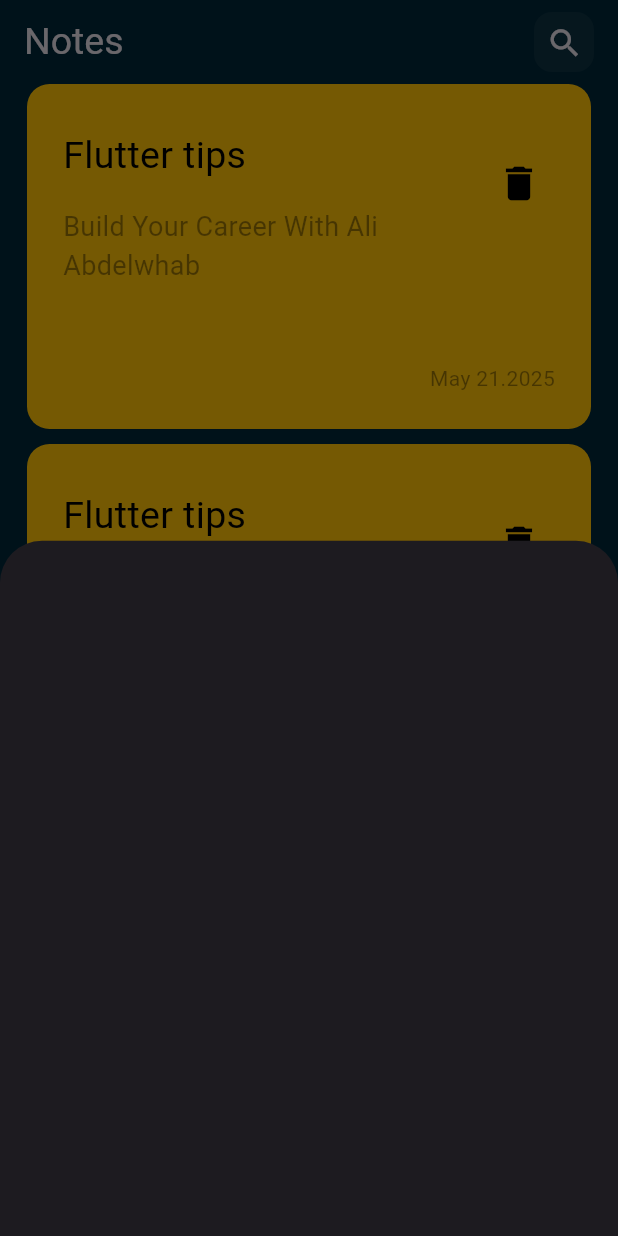
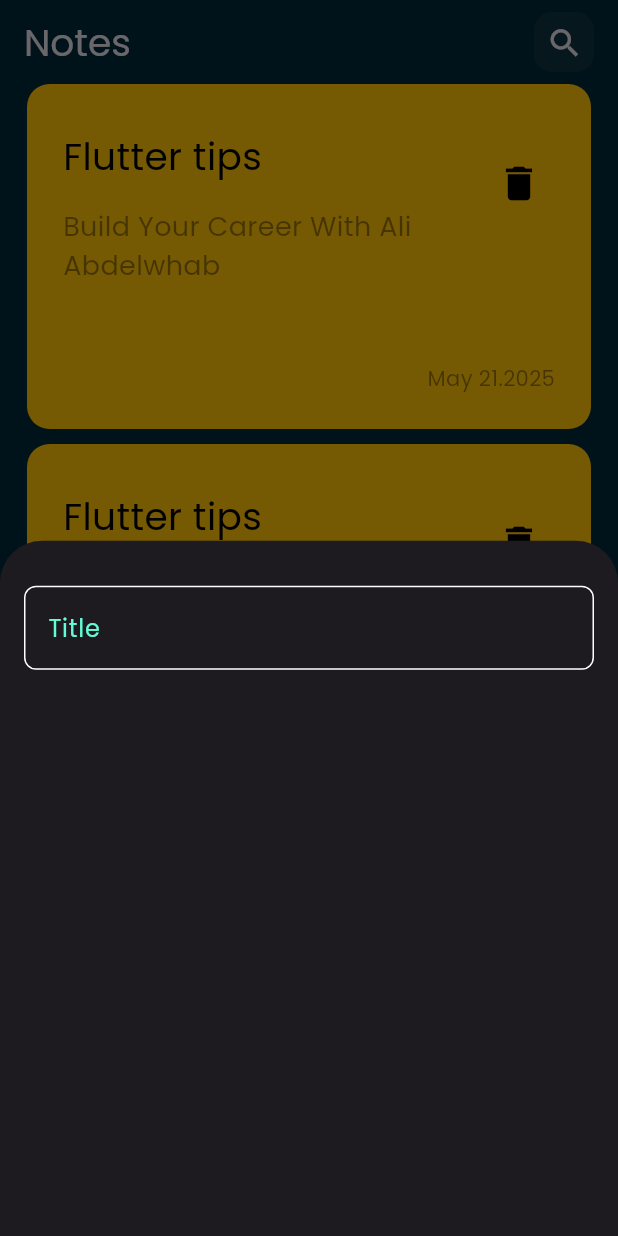
Before and after one commit to 3bowhab/Flutter_Apps, a Flutter app: the screen it shows after launch, after a tap on the "add" icon, on a phone screen of 412 x 824 dp. Run offline on Flutter 3.47's test engine with Material 3 defaults, Android fonts, the phone set to English and light mode, and no system bars.

Commit message:
text field and main font

```diff
--- /dev/null
+++ b/notes_app/lib/constants.dart
@@ -0,0 +1,4 @@
+import 'package:flutter/material.dart';
+
+final mainColor = Color(0xff62FCD7);
+final mainFont = 'Poppins';
--- /dev/null
+++ b/notes_app/lib/views/widgets/buttom_sheet.dart
@@ -0,0 +1,19 @@
+import 'package:flutter/material.dart';
+import 'package:notes_app/views/widgets/custom_text_feild.dart';
+
+class ButtomSheet extends StatelessWidget {
+  const ButtomSheet({super.key});
+
+  @override
+  Widget build(BuildContext context) {
+    return Padding(
+      padding: const EdgeInsets.symmetric(horizontal: 16),
+      child: Column(
+        children: [
+          SizedBox(height: 30),
+          CustomTextField(),
+        ],
+      ),
+    );
+  }
+}
--- a/notes_app/lib/views/widgets/custom_app_bar.dart
+++ b/notes_app/lib/views/widgets/custom_app_bar.dart
@@ -1,4 +1,5 @@
 import 'package:flutter/material.dart';
+import 'package:notes_app/constants.dart';
 
 class CustomAppBar extends StatelessWidget implements PreferredSizeWidget {
   const CustomAppBar({super.key});
@@ -11,7 +12,7 @@ class CustomAppBar extends StatelessWidget implements PreferredSizeWidget {
     return AppBar(
       title: Row(
         children: [
-          Text('Notes', style: TextStyle(fontSize: 25)),
+          Text('Notes', style: TextStyle(fontSize: 25, fontFamily: mainFont)),
           Spacer(),
           Container(
             height: 40,
--- a/notes_app/lib/views/widgets/custom_note_card.dart
+++ b/notes_app/lib/views/widgets/custom_note_card.dart
@@ -1,4 +1,5 @@
 import 'package:flutter/material.dart';
+import 'package:notes_app/constants.dart';
 
 class CustomNoteCard extends StatelessWidget {
   const CustomNoteCard({super.key});
@@ -22,7 +23,7 @@ class CustomNoteCard extends StatelessWidget {
               children: [
                 Text(
                   "Flutter tips",
-                  style: TextStyle(color: Colors.black, fontSize: 25),
+                  style: TextStyle(color: Colors.black, fontSize: 25, fontFamily: mainFont),
                 ),
                 Spacer(),
                 Transform.translate(
@@ -45,6 +46,7 @@ class CustomNoteCard extends StatelessWidget {
                 style: TextStyle(
                   color: Colors.black.withValues(alpha: .4),
                   fontSize: 18,
+                  fontFamily: mainFont
                 ),
               ),
             ),
@@ -54,7 +56,7 @@ class CustomNoteCard extends StatelessWidget {
                 Spacer(),
                 Text(
                   'May 21.2025',
-                  style: TextStyle(color: Colors.black.withValues(alpha: .4)),
+                  style: TextStyle(color: Colors.black.withValues(alpha: .4), fontFamily: mainFont),
                 ),
               ],
             ),
--- /dev/null
+++ b/notes_app/lib/views/widgets/custom_text_feild.dart
@@ -0,0 +1,27 @@
+import 'package:flutter/material.dart';
+import 'package:notes_app/constants.dart';
+
+class CustomTextField extends StatelessWidget {
+  const CustomTextField({super.key});
+
+  @override
+  Widget build(BuildContext context) {
+    return TextField(
+      cursorColor: mainColor,
+      decoration: InputDecoration(
+        hintText: 'Title',
+        hintStyle: TextStyle(color: mainColor, fontFamily: mainFont),
+        border: feildBorder(),
+        enabledBorder: feildBorder(),
+        focusedBorder: feildBorder(mainColor),
+      ),
+    );
+  }
+
+  OutlineInputBorder feildBorder([color]) {
+    return OutlineInputBorder(
+        borderRadius: BorderRadius.circular(8),
+        borderSide: BorderSide(color: color ?? Colors.white),
+      );
+  }
+}
--- a/notes_app/lib/views/widgets/floating_button.dart
+++ b/notes_app/lib/views/widgets/floating_button.dart
@@ -1,5 +1,6 @@
 import 'package:flutter/material.dart';
-import 'package:notes_app/views/widgets/new_note.dart';
+import 'package:notes_app/constants.dart';
+import 'package:notes_app/views/widgets/buttom_sheet.dart';
 
 class FloatingButton extends StatelessWidget {
   const FloatingButton({super.key});
@@ -8,15 +9,16 @@ class FloatingButton extends StatelessWidget {
   Widget build(BuildContext context) {
     return FloatingActionButton(
       shape: const CircleBorder(),
+      backgroundColor: mainColor,
       onPressed: () {
         showModalBottomSheet(
           context: context,
           builder: (context) {
-            return NewNote();
+            return ButtomSheet();
           },
         );
       },
-      child: const Icon(Icons.add),
+      child: const Icon(Icons.add, color: Colors.black,),
     );
   }
 }
--- a/notes_app/lib/views/widgets/new_note.dart
+++ /dev/null
@@ -1,10 +0,0 @@
-import 'package:flutter/material.dart';
-
-class NewNote extends StatelessWidget {
-  const NewNote({super.key});
-
-  @override
-  Widget build(BuildContext context) {
-    return Container();
-  }
-}
```
Also changed, not shown: notes_app/pubspec.yaml (+4 -4 lines), notes_app/assets/Poppins-Regular.ttf (added).
